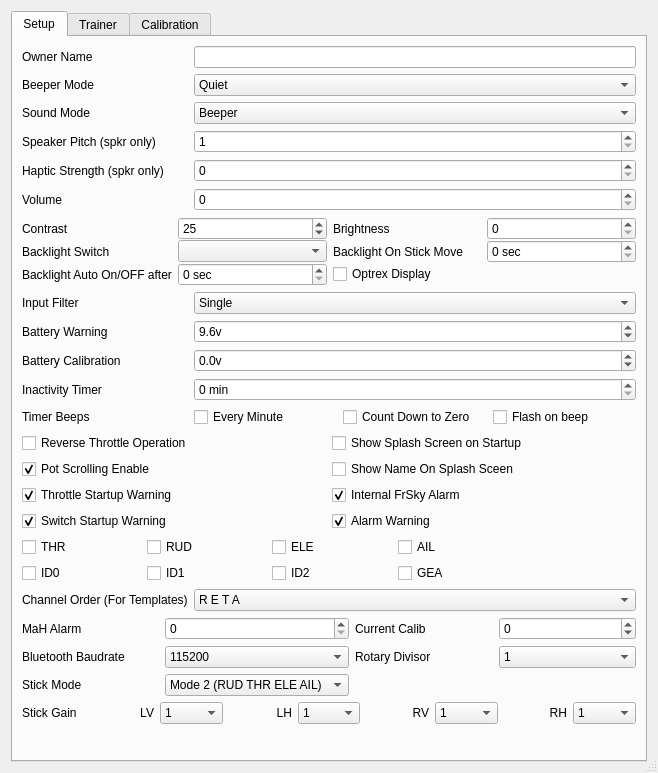
xhorizont/eepe, file src/eepskye/src/generaledit.ui: the form before one commit.
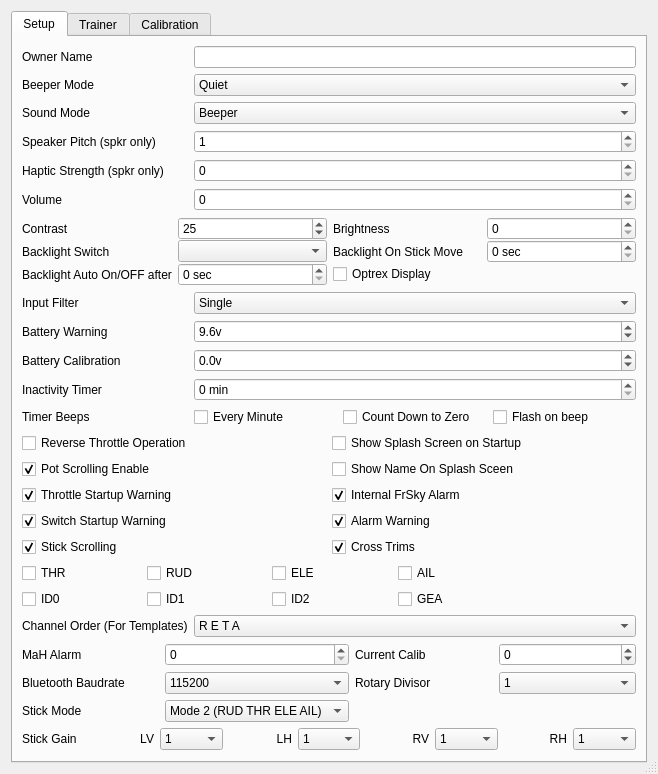
The form after the commit. Icons and pictures are not drawn.

```diff
--- a/src/eepskye/src/generaledit.ui
+++ b/src/eepskye/src/generaledit.ui
@@ -642,6 +642,64 @@
            </property>
           </widget>
          </item>
+         <item row="6" column="0">
+          <widget class="QCheckBox" name="StickScrollEnableChkB">
+           <property name="sizePolicy">
+            <sizepolicy hsizetype="Minimum" vsizetype="Fixed">
+             <horstretch>0</horstretch>
+             <verstretch>0</verstretch>
+            </sizepolicy>
+           </property>
+           <property name="whatsThis">
+            <string>&lt;!DOCTYPE HTML PUBLIC &quot;-//W3C//DTD HTML 4.0//EN&quot; &quot;http://www.w3.org/TR/REC-html40/strict.dtd&quot;&gt;
+&lt;html&gt;&lt;head&gt;&lt;meta name=&quot;qrichtext&quot; content=&quot;1&quot; /&gt;&lt;style type=&quot;text/css&quot;&gt;
+p, li { white-space: pre-wrap; }
+&lt;/style&gt;&lt;/head&gt;&lt;body style=&quot; font-family:'MS Shell Dlg 2'; font-size:8.25pt; font-weight:400; font-style:normal;&quot;&gt;
+&lt;p style=&quot; margin-top:0px; margin-bottom:0px; margin-left:0px; margin-right:0px; -qt-block-indent:0; text-indent:0px;&quot;&gt;&lt;span style=&quot; text-decoration: underline;&quot;&gt;Warnings&lt;/span&gt;&lt;/p&gt;
+&lt;p style=&quot;-qt-paragraph-type:empty; margin-top:0px; margin-bottom:0px; margin-left:0px; margin-right:0px; -qt-block-indent:0; text-indent:0px;&quot;&gt;&lt;/p&gt;
+&lt;p style=&quot; margin-top:0px; margin-bottom:0px; margin-left:0px; margin-right:0px; -qt-block-indent:0; text-indent:0px;&quot;&gt;These will define startup warnings.&lt;/p&gt;
+&lt;p style=&quot; margin-top:0px; margin-bottom:0px; margin-left:0px; margin-right:0px; -qt-block-indent:0; text-indent:0px;&quot;&gt;Throttle warning - will alert if the throttle is not at idle during startup&lt;/p&gt;
+&lt;p style=&quot; margin-top:0px; margin-bottom:0px; margin-left:0px; margin-right:0px; -qt-block-indent:0; text-indent:0px;&quot;&gt;Switch warning - will alert if switches are not in their defaul position&lt;/p&gt;
+&lt;p style=&quot; margin-top:0px; margin-bottom:0px; margin-left:0px; margin-right:0px; -qt-block-indent:0; text-indent:0px;&quot;&gt;Memory warning - will alert if there's not a lot of memory left&lt;/p&gt;
+&lt;p style=&quot; margin-top:0px; margin-bottom:0px; margin-left:0px; margin-right:0px; -qt-block-indent:0; text-indent:0px;&quot;&gt;Silent mode warning - will alert you if the beeper is set to quiet (0)&lt;/p&gt;&lt;/body&gt;&lt;/html&gt;</string>
+           </property>
+           <property name="text">
+            <string>Stick Scrolling</string>
+           </property>
+           <property name="checked">
+            <bool>true</bool>
+           </property>
+          </widget>
+         </item>
+         <item row="6" column="1">
+          <widget class="QCheckBox" name="CrossTrimChkB">
+           <property name="sizePolicy">
+            <sizepolicy hsizetype="Minimum" vsizetype="Fixed">
+             <horstretch>0</horstretch>
+             <verstretch>0</verstretch>
+            </sizepolicy>
+           </property>
+           <property name="whatsThis">
+            <string>&lt;!DOCTYPE HTML PUBLIC &quot;-//W3C//DTD HTML 4.0//EN&quot; &quot;http://www.w3.org/TR/REC-html40/strict.dtd&quot;&gt;
+&lt;html&gt;&lt;head&gt;&lt;meta name=&quot;qrichtext&quot; content=&quot;1&quot; /&gt;&lt;style type=&quot;text/css&quot;&gt;
+p, li { white-space: pre-wrap; }
+&lt;/style&gt;&lt;/head&gt;&lt;body style=&quot; font-family:'MS Shell Dlg 2'; font-size:8.25pt; font-weight:400; font-style:normal;&quot;&gt;
+&lt;p style=&quot; margin-top:0px; margin-bottom:0px; margin-left:0px; margin-right:0px; -qt-block-indent:0; text-indent:0px;&quot;&gt;&lt;span style=&quot; text-decoration: underline;&quot;&gt;Warnings&lt;/span&gt;&lt;/p&gt;
+&lt;p style=&quot;-qt-paragraph-type:empty; margin-top:0px; margin-bottom:0px; margin-left:0px; margin-right:0px; -qt-block-indent:0; text-indent:0px;&quot;&gt;&lt;/p&gt;
+&lt;p style=&quot; margin-top:0px; margin-bottom:0px; margin-left:0px; margin-right:0px; -qt-block-indent:0; text-indent:0px;&quot;&gt;These will define startup warnings.&lt;/p&gt;
+&lt;p style=&quot; margin-top:0px; margin-bottom:0px; margin-left:0px; margin-right:0px; -qt-block-indent:0; text-indent:0px;&quot;&gt;Throttle warning - will alert if the throttle is not at idle during startup&lt;/p&gt;
+&lt;p style=&quot; margin-top:0px; margin-bottom:0px; margin-left:0px; margin-right:0px; -qt-block-indent:0; text-indent:0px;&quot;&gt;Switch warning - will alert if switches are not in their defaul position&lt;/p&gt;
+&lt;p style=&quot; margin-top:0px; margin-bottom:0px; margin-left:0px; margin-right:0px; -qt-block-indent:0; text-indent:0px;&quot;&gt;Memory warning - will alert if there's not a lot of memory left&lt;/p&gt;
+&lt;p style=&quot; margin-top:0px; margin-bottom:0px; margin-left:0px; margin-right:0px; -qt-block-indent:0; text-indent:0px;&quot;&gt;Silent mode warning - will alert you if the beeper is set to quiet (0)&lt;/p&gt;&lt;/body&gt;&lt;/html&gt;</string>
+           </property>
+           <property name="text">
+            <string>Cross Trims</string>
+           </property>
+           <property name="checked">
+            <bool>true</bool>
+           </property>
+          </widget>
+         </item>
         </layout>
        </item>
        <item row="17" column="0">
```
